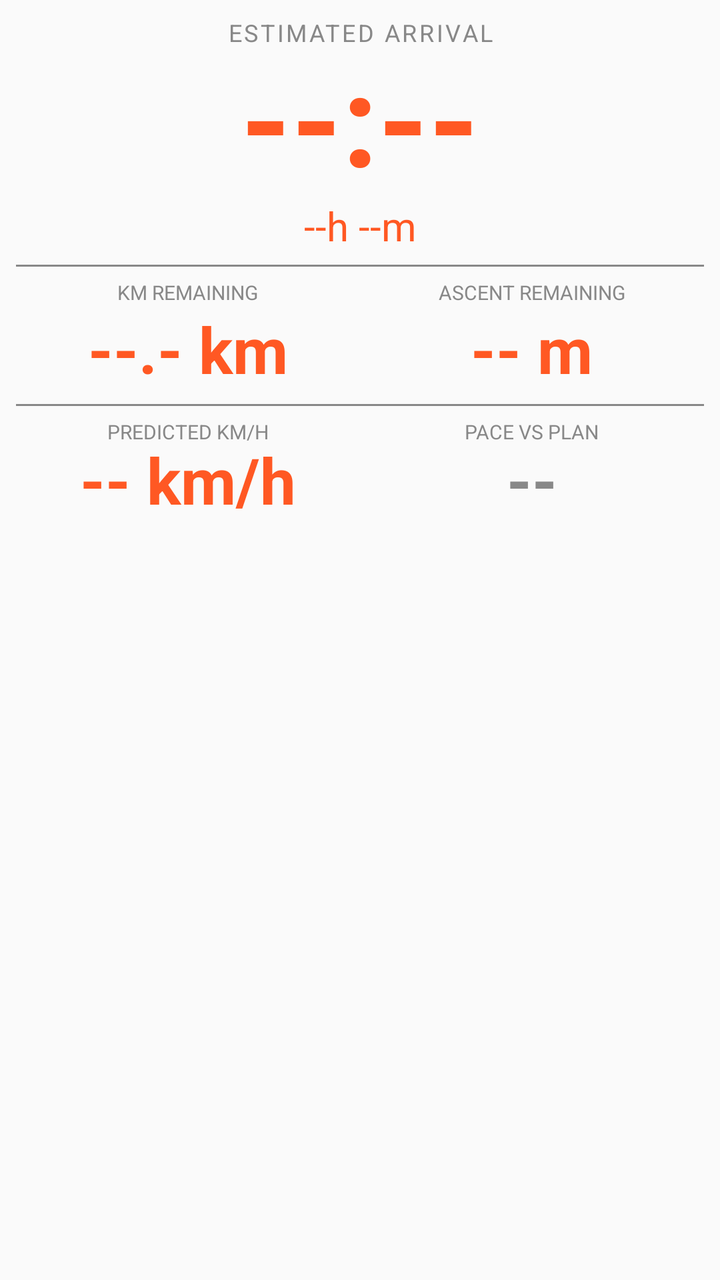
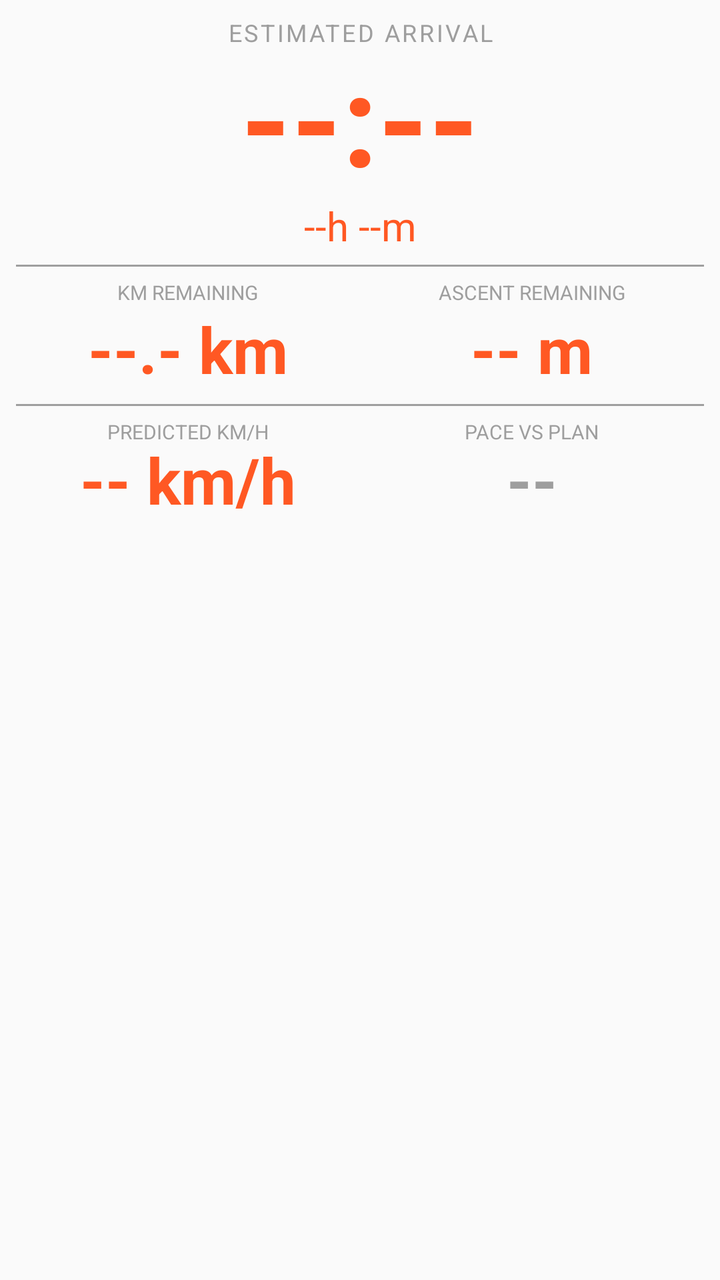

Before-and-after screenshots of an Android layout around one commit, followed by the original layout XML and the change that was made.
<!-- AndroidManifest.xml: application theme Theme.AppCompat.DayNight.NoActionBar -->
<!-- res/layout/view_eta_master.xml -->
<?xml version="1.0" encoding="utf-8"?>
<LinearLayout xmlns:android="http://schemas.android.com/apk/res/android"
    android:layout_width="match_parent"
    android:layout_height="match_parent"
    android:background="@android:color/transparent"
    android:orientation="vertical"
    android:padding="8dp">

    
    <TextView
        android:layout_width="match_parent"
        android:layout_height="wrap_content"
        android:text="ESTIMATED ARRIVAL"
        android:textColor="#888888"
        android:textSize="12sp"
        android:gravity="center"
        android:letterSpacing="0.1" />

    <TextView
        android:id="@+id/tv_master_eta"
        android:layout_width="match_parent"
        android:layout_height="wrap_content"
        android:text="--:--"
        android:textColor="#FF5823"
        android:textSize="64sp"
        android:textStyle="bold"
        android:gravity="center"
        android:includeFontPadding="false" />

    <TextView
        android:id="@+id/tv_master_remaining"
        android:layout_width="match_parent"
        android:layout_height="wrap_content"
        android:text="--h --m"
        android:textColor="#FF5823"
        android:textSize="20sp"
        android:gravity="center" />

    
    <TextView
        android:layout_width="match_parent"
        android:layout_height="1dp"
        android:layout_marginTop="6dp"
        android:layout_marginBottom="6dp"
        android:background="#888888" />

    
    <LinearLayout
        android:layout_width="match_parent"
        android:layout_height="wrap_content"
        android:orientation="horizontal"
        android:baselineAligned="false">

        <LinearLayout
            android:layout_width="0dp"
            android:layout_height="wrap_content"
            android:layout_weight="1"
            android:orientation="vertical"
            android:gravity="center">
            <TextView android:layout_width="wrap_content" android:layout_height="wrap_content" android:text="KM REMAINING" android:textColor="#888888" android:textSize="10sp" />
            <TextView android:id="@+id/tv_master_km" android:layout_width="wrap_content" android:layout_height="wrap_content" android:text="--.- km" android:textColor="#FF5823" android:textSize="32sp" android:textStyle="bold" />
        </LinearLayout>

        <LinearLayout
            android:layout_width="0dp"
            android:layout_height="wrap_content"
            android:layout_weight="1"
            android:orientation="vertical"
            android:gravity="center">
            <TextView android:layout_width="wrap_content" android:layout_height="wrap_content" android:text="ASCENT REMAINING" android:textColor="#888888" android:textSize="10sp" />
            <TextView android:id="@+id/tv_master_ascent" android:layout_width="wrap_content" android:layout_height="wrap_content" android:text="-- m" android:textColor="#FF5823" android:textSize="32sp" android:textStyle="bold" />
        </LinearLayout>
    </LinearLayout>

    
    <TextView
        android:layout_width="match_parent"
        android:layout_height="1dp"
        android:layout_marginTop="6dp"
        android:layout_marginBottom="6dp"
        android:background="#888888" />

    
    <LinearLayout
        android:layout_width="match_parent"
        android:layout_height="wrap_content"
        android:orientation="horizontal"
        android:baselineAligned="false">

        <LinearLayout
            android:layout_width="0dp"
            android:layout_height="wrap_content"
            android:layout_weight="1"
            android:orientation="vertical"
            android:gravity="center">
            <TextView android:layout_width="wrap_content" android:layout_height="wrap_content" android:text="PREDICTED KM/H" android:textColor="#888888" android:textSize="10sp" />
            <TextView android:id="@+id/tv_master_avgspeed" android:layout_width="wrap_content" android:layout_height="wrap_content" android:text="-- km/h" android:textColor="#FF5823" android:textSize="32sp" android:textStyle="bold" android:includeFontPadding="false" />
        </LinearLayout>

        <LinearLayout
            android:layout_width="0dp"
            android:layout_height="wrap_content"
            android:layout_weight="1"
            android:orientation="vertical"
            android:gravity="center">
            <TextView android:layout_width="wrap_content" android:layout_height="wrap_content" android:text="PACE VS PLAN" android:textColor="#888888" android:textSize="10sp" />
            <TextView android:id="@+id/tv_master_delta" android:layout_width="wrap_content" android:layout_height="wrap_content" android:text="--" android:textColor="#888888" android:textSize="32sp" android:textStyle="bold" android:includeFontPadding="false" />
        </LinearLayout>
    </LinearLayout>

</LinearLayout>
<!-- resources referenced by this layout -->
<resources>

</resources>

<!-- the commit's change to res/layout/view_eta_master.xml (unified diff, before → after) -->
@@ -1,5 +1,6 @@
 <?xml version="1.0" encoding="utf-8"?>
 <LinearLayout xmlns:android="http://schemas.android.com/apk/res/android"
+    android:id="@+id/root_master"
     android:layout_width="match_parent"
     android:layout_height="match_parent"
     android:background="@android:color/transparent"
@@ -8,10 +9,11 @@
 
     
     <TextView
+        android:id="@+id/tv_master_lbl_eta"
         android:layout_width="match_parent"
         android:layout_height="wrap_content"
         android:text="ESTIMATED ARRIVAL"
-        android:textColor="#888888"
+        android:textColor="#9E9E9E"
         android:textSize="12sp"
         android:gravity="center"
         android:letterSpacing="0.1" />
@@ -38,11 +40,12 @@
 
     
     <TextView
+        android:id="@+id/tv_master_div1"
         android:layout_width="match_parent"
         android:layout_height="1dp"
         android:layout_marginTop="6dp"
         android:layout_marginBottom="6dp"
-        android:background="#888888" />
+        android:background="#9E9E9E" />
 
     
     <LinearLayout
@@ -57,7 +60,7 @@
             android:layout_weight="1"
             android:orientation="vertical"
             android:gravity="center">
-            <TextView android:layout_width="wrap_content" android:layout_height="wrap_content" android:text="KM REMAINING" android:textColor="#888888" android:textSize="10sp" />
+            <TextView android:id="@+id/tv_master_lbl_km" android:layout_width="wrap_content" android:layout_height="wrap_content" android:text="KM REMAINING" android:textColor="#9E9E9E" android:textSize="10sp" />
             <TextView android:id="@+id/tv_master_km" android:layout_width="wrap_content" android:layout_height="wrap_content" android:text="--.- km" android:textColor="#FF5823" android:textSize="32sp" android:textStyle="bold" />
         </LinearLayout>
 
@@ -67,18 +70,19 @@
             android:layout_weight="1"
             android:orientation="vertical"
             android:gravity="center">
-            <TextView android:layout_width="wrap_content" android:layout_height="wrap_content" android:text="ASCENT REMAINING" android:textColor="#888888" android:textSize="10sp" />
+            <TextView android:id="@+id/tv_master_lbl_ascent" android:layout_width="wrap_content" android:layout_height="wrap_content" android:text="ASCENT REMAINING" android:textColor="#9E9E9E" android:textSize="10sp" />
             <TextView android:id="@+id/tv_master_ascent" android:layout_width="wrap_content" android:layout_height="wrap_content" android:text="-- m" android:textColor="#FF5823" android:textSize="32sp" android:textStyle="bold" />
         </LinearLayout>
     </LinearLayout>
 
     
     <TextView
+        android:id="@+id/tv_master_div2"
         android:layout_width="match_parent"
         android:layout_height="1dp"
         android:layout_marginTop="6dp"
         android:layout_marginBottom="6dp"
-        android:background="#888888" />
+        android:background="#9E9E9E" />
 
     
     <LinearLayout
@@ -93,7 +97,7 @@
             android:layout_weight="1"
             android:orientation="vertical"
             android:gravity="center">
-            <TextView android:layout_width="wrap_content" android:layout_height="wrap_content" android:text="PREDICTED KM/H" android:textColor="#888888" android:textSize="10sp" />
+            <TextView android:id="@+id/tv_master_lbl_avgspeed" android:layout_width="wrap_content" android:layout_height="wrap_content" android:text="PREDICTED KM/H" android:textColor="#9E9E9E" android:textSize="10sp" />
             <TextView android:id="@+id/tv_master_avgspeed" android:layout_width="wrap_content" android:layout_height="wrap_content" android:text="-- km/h" android:textColor="#FF5823" android:textSize="32sp" android:textStyle="bold" android:includeFontPadding="false" />
         </LinearLayout>
 
@@ -103,8 +107,8 @@
             android:layout_weight="1"
             android:orientation="vertical"
             android:gravity="center">
-            <TextView android:layout_width="wrap_content" android:layout_height="wrap_content" android:text="PACE VS PLAN" android:textColor="#888888" android:textSize="10sp" />
-            <TextView android:id="@+id/tv_master_delta" android:layout_width="wrap_content" android:layout_height="wrap_content" android:text="--" android:textColor="#888888" android:textSize="32sp" android:textStyle="bold" android:includeFontPadding="false" />
+            <TextView android:id="@+id/tv_master_lbl_delta" android:layout_width="wrap_content" android:layout_height="wrap_content" android:text="PACE VS PLAN" android:textColor="#9E9E9E" android:textSize="10sp" />
+            <TextView android:id="@+id/tv_master_delta" android:layout_width="wrap_content" android:layout_height="wrap_content" android:text="--" android:textColor="#9E9E9E" android:textSize="32sp" android:textStyle="bold" android:includeFontPadding="false" />
         </LinearLayout>
     </LinearLayout>
 
